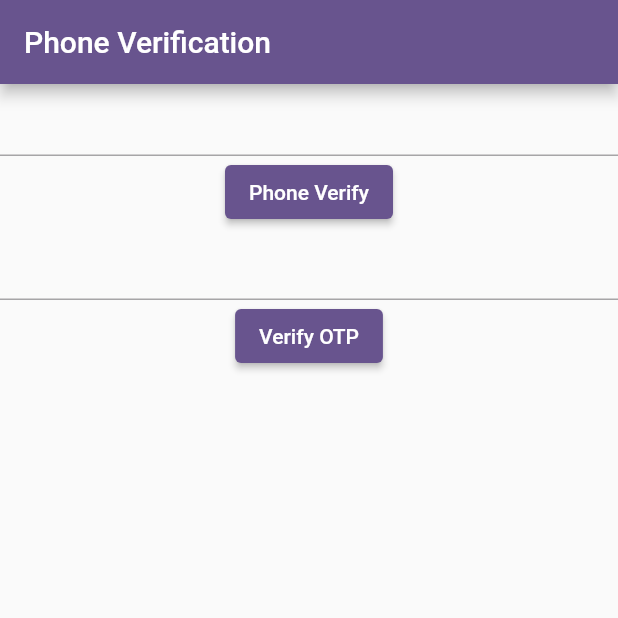
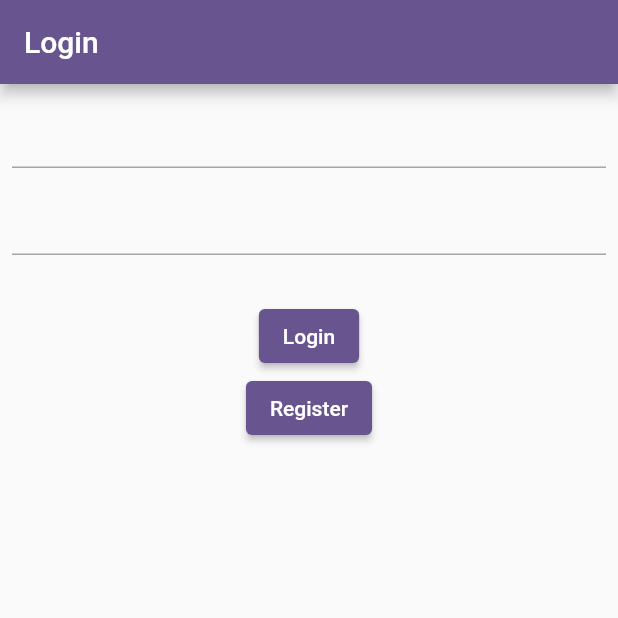
Before and after one commit to AnsarAli412/learn_firebase, a Flutter app: the screen it shows after launch, on a phone screen of 412 x 824 dp, the top half of it. Run offline on Flutter 3.47's test engine with Material 3 defaults, Android fonts, the phone set to English and light mode, and no system bars; our stand-ins replace firebase_auth, firebase_core, fluttertoast; accounts and stored records are empty.

Commit message:
email and password auth

```diff
--- a/lib/main.dart
+++ b/lib/main.dart
@@ -1,7 +1,10 @@
 import 'package:flutter/material.dart';
 import 'package:firebase_core/firebase_core.dart';
 import 'package:learn_firebase/firebase_options.dart';
+import 'package:learn_firebase/views/screens/auth/email/login_screen.dart';
+import 'package:learn_firebase/views/screens/auth/email/registration_screen.dart';
 import 'package:learn_firebase/views/screens/auth/phone/phone_auth_screen.dart';
+import 'package:learn_firebase/views/screens/splash/splash_screen.dart';
 
 void main() async{
   WidgetsFlutterBinding.ensureInitialized();
@@ -20,7 +23,7 @@ class MyApp extends StatelessWidget {
         colorScheme: ColorScheme.fromSeed(seedColor: Colors.deepPurple),
         useMaterial3: false,
       ),
-      home: PhoneAuthScreen(),
+      home: LoginScreen(),
     );
   }
 }
--- /dev/null
+++ b/lib/views/screens/auth/email/login_screen.dart
@@ -0,0 +1,81 @@
+import 'package:firebase_auth/firebase_auth.dart';
+import 'package:flutter/material.dart';
+import 'package:fluttertoast/fluttertoast.dart';
+import 'package:learn_firebase/views/screens/auth/email/registration_screen.dart';
+
+import '../../home/home_screen.dart';
+
+class LoginScreen extends StatefulWidget {
+  const LoginScreen({super.key});
+
+  @override
+  State<LoginScreen> createState() => _LoginScreenState();
+}
+
+class _LoginScreenState extends State<LoginScreen> {
+  @override
+  void initState() {
+
+    super.initState();
+
+
+  }
+  TextEditingController emailController = TextEditingController();
+  TextEditingController passwordController = TextEditingController();
+  @override
+  Widget build(BuildContext context) {
+    return Scaffold(
+      appBar: AppBar(
+        title: Text("Login"),
+      ),
+      body: Padding(
+        padding: const EdgeInsets.all(8.0),
+        child: Column(
+          children: [
+            textField(emailController),
+            SizedBox(
+              height: 10,
+            ),
+            textField(passwordController),
+            SizedBox(
+              height: 30,
+            ),
+            ElevatedButton(onPressed: () {
+              login(emailController.text, passwordController.text);
+            }, child: Text("Login")),
+            ElevatedButton(
+                onPressed: () {
+                  Navigator.push(context,
+                      MaterialPageRoute(builder: (_) => RegistrationScreen()));
+                },
+                child: Text("Register")),
+          ],
+        ),
+      ),
+    );
+  }
+
+  Widget textField(TextEditingController con) {
+    return TextFormField(
+      controller: con,
+    );
+  }
+
+  var firebaseAuth = FirebaseAuth.instance;
+
+  login(String email, String password)async {
+    try{
+      var userCredential = await firebaseAuth.signInWithEmailAndPassword(email: email, password: password);
+      if(userCredential.user != null) {
+        Navigator.pushAndRemoveUntil(context,
+            MaterialPageRoute(builder: (_) => HomeScreen()), (_) => false);
+        Fluttertoast.showToast(msg: "Login successful");
+      }else{
+        Fluttertoast.showToast(msg: "You are not registered, Please register first");
+      }
+    } on FirebaseAuthException
+    catch(e){
+      Fluttertoast.showToast(msg: "Error ${e.message}");
+    }
+  }
+}
```
Also changed, not shown: lib/controllers/auth/phone/phone_auth_controller.dart (+10 -2 lines), lib/views/screens/auth/email/registration_screen.dart (added, +78 -0 lines), lib/views/screens/home/home_screen.dart (added, +37 -0 lines), lib/views/screens/splash/splash_screen.dart (added, +42 -0 lines).
